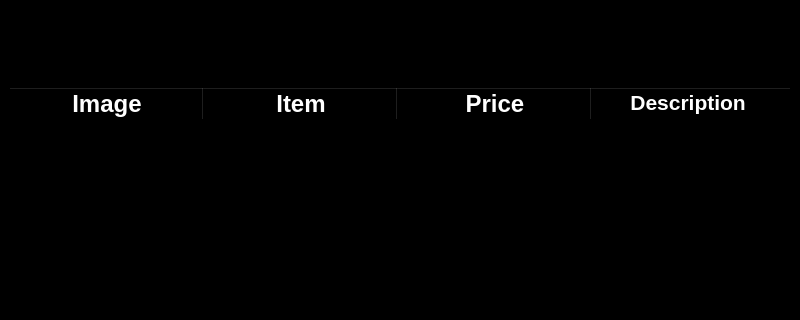
Old version of the form sold_items.ui in the repository acmpesuecc/GrowPal; both pictures show x 0 to 800 and y 0 to 320 of the 800 by 600 pixel window.
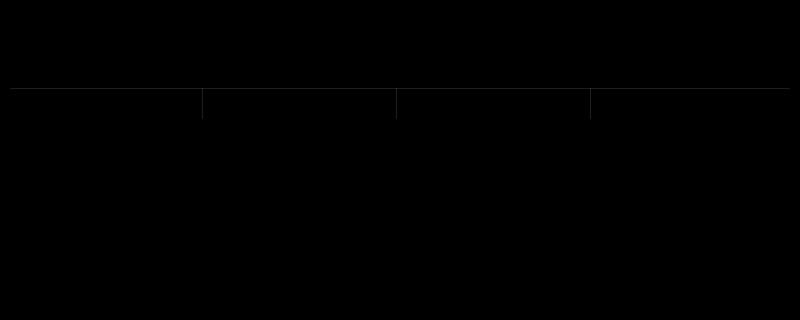
New version of the form.

```diff
--- a/sold_items.ui
+++ b/sold_items.ui
@@ -76,7 +76,9 @@
       </property>
       <property name="styleSheet">
        <string notr="true">background-color: black;
-color: white; </string>
+color: white; 
+QHeaderView::section{Background-color:black ; border-radius:14px;}&quot;
+</string>
       </property>
       <attribute name="horizontalHeaderCascadingSectionResizes">
        <bool>false</bool>
```
